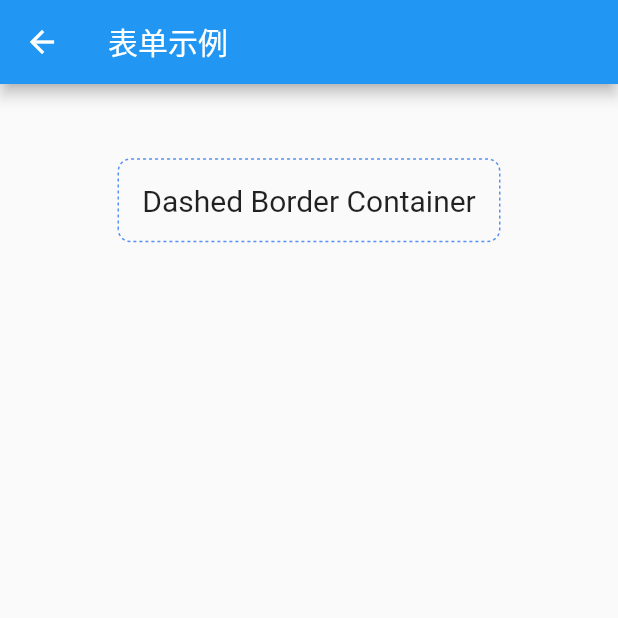
After one commit to ThinkerJack/jui, a Flutter app: the screen it shows after launch, after a tap on "虚线边框", on a phone screen of 412 x 824 dp, the top half of it. The commit adds this screen. Run offline on Flutter 3.47's test engine with Material 2 defaults, Android fonts, the phone set to English and light mode, and no system bars.

Commit message:
feature#新增虚线边框组件

```diff
--- /dev/null
+++ b/example/lib/demo/dashed_border_demo.dart
@@ -0,0 +1,34 @@
+import 'package:flutter/cupertino.dart';
+import 'package:flutter/material.dart';
+import 'package:jac_uikit/common.dart';
+
+Widget space = const SizedBox(
+  height: 30,
+);
+
+class DashedBorderDemo extends StatelessWidget {
+  const DashedBorderDemo({super.key});
+
+  @override
+  Widget build(BuildContext context) {
+    return Scaffold(
+      appBar: AppBar(title: const Text("表单示例")),
+      body: Padding(
+          padding: const EdgeInsets.all(20),
+          child: ListView(
+            children: [
+              space,
+              DashedBorderContainer(
+                child: const Padding(
+                  padding: EdgeInsets.all(16.0),
+                  child: Text('Dashed Border Container', style: TextStyle(fontSize: 20)),
+                ),
+                onTap: () {
+                  debugPrint("点击事件");
+                },
+              ),
+            ],
+          )),
+    );
+  }
+}
--- a/example/lib/demo_router.dart
+++ b/example/lib/demo_router.dart
@@ -4,6 +4,7 @@ import 'package:example/splash_page.dart';
 import 'package:flutter/cupertino.dart';
 
 import 'demo/button_demo.dart';
+import 'demo/dashed_border_demo.dart';
 import 'demo/text_demo.dart';
 
 final demoRouterMap = <String, WidgetBuilder>{
@@ -12,6 +13,7 @@ final demoRouterMap = <String, WidgetBuilder>{
   DemoRouter.buttonDemo: (context) => const ButtonDemo(),
   DemoRouter.itemDemo: (context) => const ItemDemo(),
   DemoRouter.tagDemo: (context) => const TagDemo(),
+  DemoRouter.dashedBorderDemo: (context) => const DashedBorderDemo(),
 };
 
 class DemoRouter {
@@ -20,4 +22,5 @@ class DemoRouter {
   static const String buttonDemo = "buttonDemo";
   static const String itemDemo = "itemDemo";
   static const String tagDemo = "tagDemo";
+  static const String dashedBorderDemo = "dashedBorderDemo";
 }
--- a/example/lib/splash_page.dart
+++ b/example/lib/splash_page.dart
@@ -33,6 +33,10 @@ class MainPage extends StatelessWidget {
               onPressed: () => Navigator.of(context).pushNamed(DemoRouter.tagDemo),
               child: const Text("标签示例"),
             ),
+            ElevatedButton(
+              onPressed: () => Navigator.of(context).pushNamed(DemoRouter.dashedBorderDemo),
+              child: const Text("虚线边框"),
+            ),
           ],
         ),
       ),
--- a/lib/common.dart
+++ b/lib/common.dart
@@ -1 +1,2 @@
 export 'src/common/button/jac_button.dart';
+export 'src/common/container/dashed_border_container.dart';
--- /dev/null
+++ b/lib/src/common/container/dashed_border_container.dart
@@ -0,0 +1,96 @@
+import 'package:flutter/cupertino.dart';
+
+import '../../utils/custom_color.dart';
+
+/// 自定义虚线边框容器组件
+class DashedBorderContainer extends StatelessWidget {
+  const DashedBorderContainer({
+    Key? key,
+    this.dashColor = color5590F6,
+    this.dashWidth = 2,
+    this.dashHeight = 1,
+    this.dashSpace = 2,
+    this.borderRadius = 8,
+    required this.child,
+    this.onTap,
+  }) : super(key: key);
+
+  final Color dashColor; // 虚线颜色
+  final double dashWidth; // 虚线宽度
+  final double dashHeight; // 虚线高度
+  final double dashSpace; // 虚线间距
+  final double borderRadius; // 边框圆角半径
+  final Widget child; // 子组件
+  final VoidCallback? onTap; // 点击事件回调
+  @override
+  Widget build(BuildContext context) {
+    return UnconstrainedBox(
+      child: GestureDetector(
+        onTap: onTap,
+        child: CustomPaint(
+          painter: DashedBorderPainter(
+            dashColor: dashColor,
+            dashWidth: dashWidth,
+            dashHeight: dashHeight,
+            dashSpace: dashSpace,
+            borderRadius: borderRadius,
+          ),
+          child: ClipRRect(
+            borderRadius: BorderRadius.circular(borderRadius),
+            child: child,
+          ),
+        ),
+      ),
+    );
+  }
+}
+
+/// 自定义虚线边框画家
+class DashedBorderPainter extends CustomPainter {
+  final Color dashColor; // 虚线颜色
+  final double dashWidth; // 虚线宽度
+  final double dashHeight; // 虚线高度
+  final double dashSpace; // 虚线间距
+  final double borderRadius; // 边框圆角半径
+
+  DashedBorderPainter({
+    required this.dashColor,
+    required this.dashWidth,
+    required this.dashHeight,
+    required this.dashSpace,
+    required this.borderRadius,
+  });
+
+  @override
+  void paint(Canvas canvas, Size size) {
+    final paint = Paint()
+      ..color = dashColor
+      ..strokeWidth = dashHeight;
+
+    // 创建圆角矩形路径
+    final path = Path()
+      ..addRRect(RRect.fromRectAndRadius(
+        Rect.fromLTWH(0, 0, size.width, size.height),
+        Radius.circular(borderRadius),
+      ));
+
+    // 计算路径的度量
+    final pathMetrics = path.computeMetrics();
+    for (final metric in pathMetrics) {
+      double distance = 0.0;
+      while (distance < metric.length) {
+        final segment = metric.getTangentForOffset(distance);
+        final nextSegment = metric.getTangentForOffset(distance + dashWidth);
+
+        if (segment != null && nextSegment != null) {
+          canvas.drawLine(segment.position, nextSegment.position, paint);
+        }
+
+        distance += dashWidth + dashSpace;
+      }
+    }
+  }
+
+  @override
+  bool shouldRepaint(CustomPainter oldDelegate) => false;
+}
```
